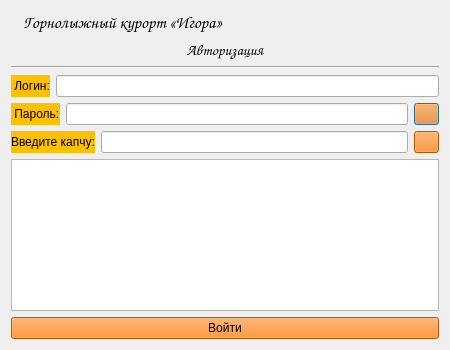
Before: the Qt Designer form auth.ui in ssmlnsk/Practic2, drawn with Qt 5.
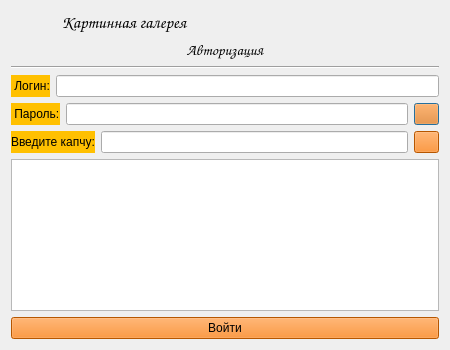
After: the same form once the commit is applied. Icons and pictures are not drawn.

Diff of the .ui file:
```diff
--- a/auth.ui
+++ b/auth.ui
@@ -51,7 +51,7 @@
           </font>
          </property>
          <property name="text">
-          <string>Горнолыжный курорт «Игора»    </string>
+          <string>Картинная галерея</string>
          </property>
          <property name="alignment">
           <set>Qt::AlignCenter</set>
```
